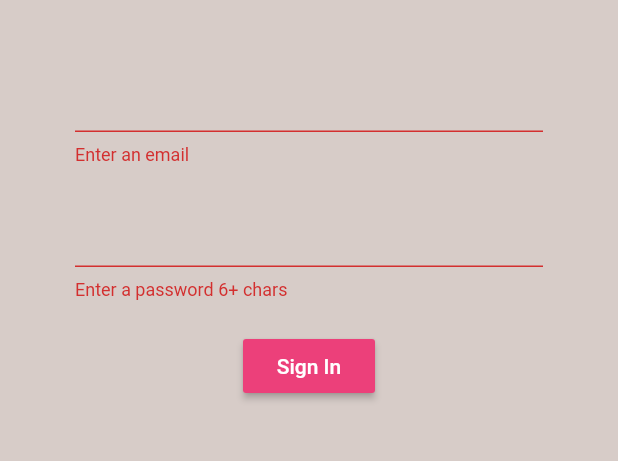
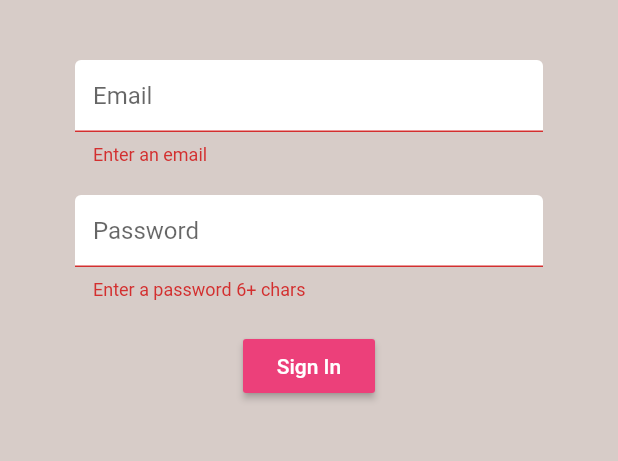
Before and after one commit to gideonpeters/brew_crew, a Flutter app: the screen it shows after launch, after a tap on "Sign In", on a phone screen of 412 x 824 dp, the part 84-545 px from its top. Run offline on Flutter 3.47's test engine with Material 2 defaults, Android fonts, the phone set to English and light mode, and no system bars; our stand-ins replace cloud_firestore, firebase_auth; accounts and stored records are empty.

```diff
--- /dev/null
+++ b/lib/models/brew.dart
@@ -0,0 +1,8 @@
+class Brew {
+  final String name;
+  final String sugars;
+  final int strength;
+
+  Brew({this.name,this.sugars, this.strength});
+
+}
--- a/lib/screens/authenticate/sign_in.dart
+++ b/lib/screens/authenticate/sign_in.dart
@@ -1,4 +1,6 @@
 import 'package:brew_crew/services/auth.dart';
+import 'package:brew_crew/shared/constants.dart';
+import 'package:brew_crew/shared/loading.dart';
 import 'package:flutter/material.dart';
 
 class SignIn extends StatefulWidget {
@@ -12,6 +14,7 @@ class SignIn extends StatefulWidget {
 class _SignInState extends State<SignIn> {
   final AuthService _auth = AuthService();
   final _formKey = GlobalKey<FormState>();
+  bool loading = false;
 
   String email = '';
   String password = '';
@@ -19,7 +22,9 @@ class _SignInState extends State<SignIn> {
 
   @override
   Widget build(BuildContext context) {
-    return Scaffold(
+    return loading
+        ? Loading()
+        : Scaffold(
             backgroundColor: Colors.brown[100],
             appBar: AppBar(
               backgroundColor: Colors.brown[400],
@@ -56,7 +61,10 @@ class _SignInState extends State<SignIn> {
                     children: [
                       SizedBox(height: 20.0),
                       TextFormField(
-                  validator: (value) => value.isEmpty ? 'Enter an email' : null,
+                        decoration:
+                            textInputDecoration.copyWith(hintText: 'Email'),
+                        validator: (value) =>
+                            value.isEmpty ? 'Enter an email' : null,
                         onChanged: (val) {
                           setState(() {
                             email = val;
@@ -65,8 +73,11 @@ class _SignInState extends State<SignIn> {
                       ),
                       SizedBox(height: 20.0),
                       TextFormField(
-                  validator: (value) =>
-                      value.length < 6 ? 'Enter a password 6+ chars' : null,
+                        decoration:
+                            textInputDecoration.copyWith(hintText: 'Password'),
+                        validator: (value) => value.length < 6
+                            ? 'Enter a password 6+ chars'
+                            : null,
                         obscureText: true,
                         onChanged: (val) {
                           setState(() {
@@ -78,10 +89,17 @@ class _SignInState extends State<SignIn> {
                       RaisedButton(
                         onPressed: () async {
                           if (_formKey.currentState.validate()) {
-                      dynamic result = await _auth.signInWithEmailAndPassword(
-                          email, password);
+                            setState(() {
+                              loading = true;
+                            });
+                            dynamic result =
+                                await _auth.signInWithEmailAndPassword(
+                              email,
+                              password,
+                            );
                             if (result == null) {
                               setState(() {
+                                loading = false;
                                 error = 'something went wrong';
                               });
                             }
--- /dev/null
+++ b/lib/services/database.dart
@@ -0,0 +1,34 @@
+import 'package:brew_crew/models/brew.dart';
+import 'package:cloud_firestore/cloud_firestore.dart';
+
+class DatabaseService {
+  final String uid;
+  DatabaseService({this.uid});
+  //collection reference
+  final CollectionReference brewCollection =
+      Firestore.instance.collection('brews');
+
+  Future updateUserData(String sugars, String name, int strength) async {
+    return await brewCollection.document(uid).setData({
+      'sugars': sugars,
+      'name': name,
+      'strength': strength,
+    });
+  }
+
+  // brew list from snapshot
+  List<Brew> _brewListFromSnapshot(QuerySnapshot snapshot) {
+    return snapshot.documents
+        .map((doc) => Brew(
+              name: doc.data['name'] ?? '',
+              strength: doc.data['strength'] ?? 0,
+              sugars: doc.data['sugars'] ?? '0',
+            ))
+        .toList();
+  }
+
+  // get brew stream
+  Stream<List<Brew>> get brews {
+    return brewCollection.snapshots().map(_brewListFromSnapshot);
+  }
+}
--- /dev/null
+++ b/lib/shared/constants.dart
@@ -0,0 +1,19 @@
+import 'package:flutter/material.dart';
+
+const textInputDecoration = InputDecoration(
+  // hintText: 'Email',
+  fillColor: Colors.white,
+  filled: true,
+  enabledBorder: OutlineInputBorder(
+    borderSide: BorderSide(
+      color: Colors.white,
+      width: 2.0,
+    ),
+  ),
+  focusedBorder: OutlineInputBorder(
+    borderSide: BorderSide(
+      color: Colors.pink,
+      width: 2.0,
+    ),
+  ),
+);
```
Also changed, not shown: lib/screens/authenticate/register.dart (+19 -4 lines), lib/screens/home/brew_list.dart (added, +30 -0 lines), lib/screens/home/brew_tile.dart (added, +31 -0 lines), lib/screens/home/home.dart (+30 -1 lines), lib/screens/home/settings_form.dart (added, +67 -0 lines), lib/services/auth.dart (+8 -0 lines), lib/shared/loading.dart (added, +23 -0 lines), pubspec.lock. Lines whose indentation alone changed are shown as unchanged.
